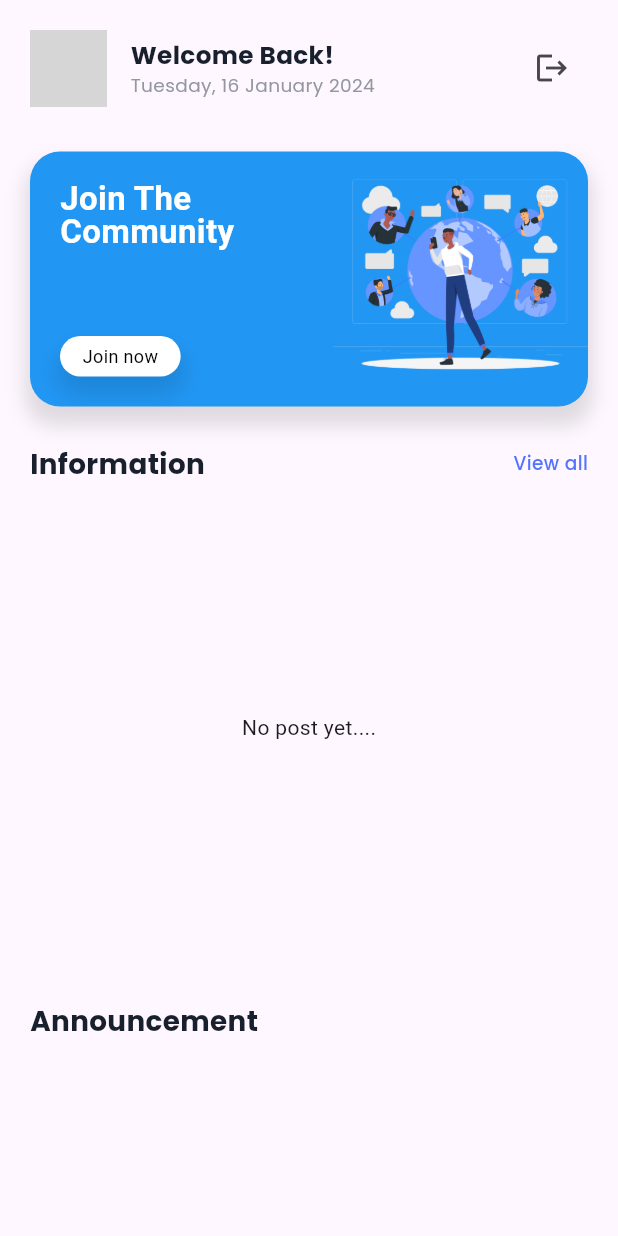
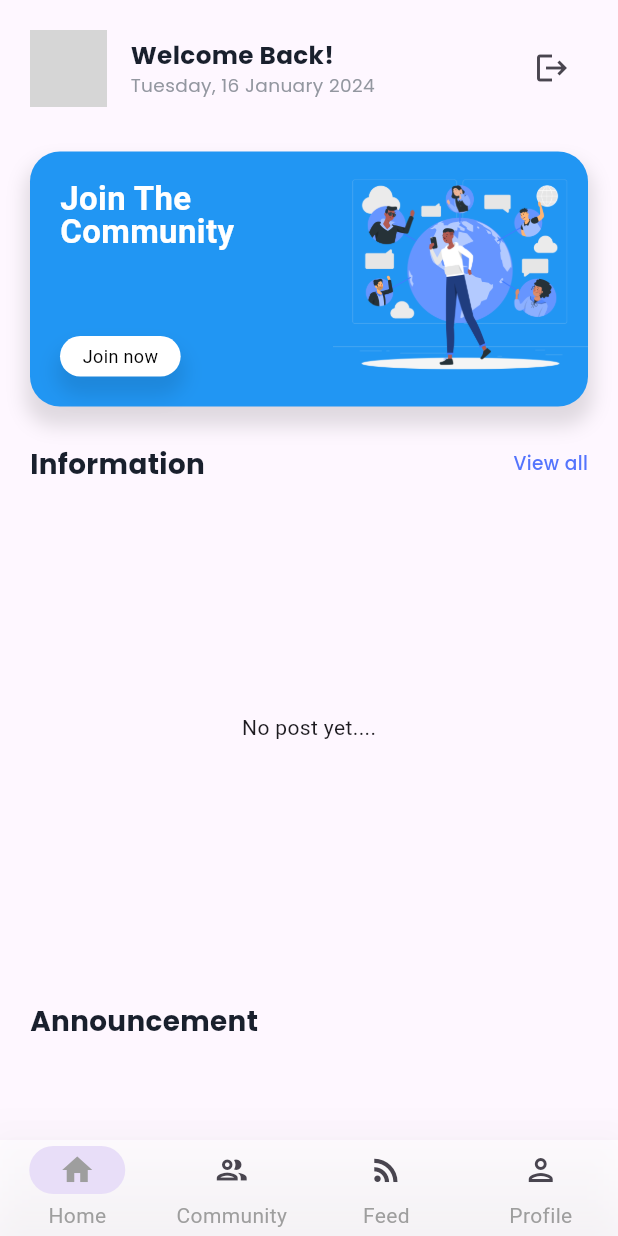
Before and after one commit to absrdprogrammer/kampus_connect, a Flutter app: the screen it shows once a user with an empty profile is signed in, on a phone screen of 412 x 824 dp. Run offline on Flutter 3.47's test engine with Material 3 defaults, Android fonts, the light colour scheme and no system bars; our stand-ins replace carousel_slider, cloud_firestore, firebase_auth, firebase_core, firebase_messaging, firebase_storage and 7 more; missing offline and left inert: intro_screen_onboarding_flutter; accounts and stored records are empty; network calls fail; grey boxes are pictures that could not be loaded.

Commit message:
add navbar

```diff
--- a/lib/pages/home_screen.dart
+++ b/lib/pages/home_screen.dart
@@ -80,13 +80,66 @@ class _InformationPageState extends State<InformationPage> {
     super.initState();
   }
 
+  int _currentPageIndex = 0;
+
   @override
   Widget build(BuildContext context) {
     return MaterialApp(
       debugShowCheckedModeBanner: false,
       home: Scaffold(
           backgroundColor: kLighterWhite,
-          body: const HomePage(),
+          bottomNavigationBar: NavigationBarTheme(
+            data: NavigationBarThemeData(
+              labelTextStyle: MaterialStateProperty.resolveWith<TextStyle>(
+                  (Set<MaterialState> states) =>
+                      const TextStyle(color: Colors.grey)),
+            ),
+            child: NavigationBar(
+              onDestinationSelected: (int index) {
+                setState(() {
+                  _currentPageIndex = index;
+                });
+              },
+              elevation: 32,
+              height: 64,
+              surfaceTintColor: Colors.white54,
+              backgroundColor: Colors.white54,
+              shadowColor: Colors.black,
+              selectedIndex: _currentPageIndex,
+              destinations: const <Widget>[
+                NavigationDestination(
+                  selectedIcon: Icon(Icons.home, color: Colors.grey),
+                  icon: Icon(Icons.home_outlined),
+                  label: 'Home',
+                ), NavigationDestination(
+                  selectedIcon: Icon(Icons.group, color: Colors.grey),
+                  icon: Icon(Icons.group_outlined),
+                  label: 'Community',
+                ),
+                NavigationDestination(
+                  selectedIcon: Icon(Icons.rss_feed, color: Colors.grey),
+                  icon: Icon(Icons.rss_feed_outlined),
+                  label: 'Feed',
+                ),
+                NavigationDestination(
+                  selectedIcon: Icon(Icons.person, color: Colors.grey),
+                  icon: Icon(Icons.person_outlined),
+                  label: 'Profile',
+                ),
+              ],
+            ),
+          ),
+          body: [
+          // Home
+          const HomePage(),
+          // Community
+          const SocialPage(),
+          // Feed
+          InformationListPage(isAdmin: isAdmin),
+          // Profile
+          const SocialPage()
+        ][_currentPageIndex],
+        extendBody: true,
           // bottomNavigationBar: BottomNavigationBar(
           //   elevation: 0,
           //   type: BottomNavigationBarType.fixed,
@@ -121,44 +174,7 @@ class _InformationPageState extends State<InformationPage> {
           //   currentIndex: _selectedIndex,
           //   onTap: _onItemTapped,
           // ),
-          floatingActionButton: Visibility(
-            visible: isAdmin,
-            child: SpeedDial(
-              animatedIcon: AnimatedIcons.menu_close,
-              children: [
-                SpeedDialChild(
-                  child: const Icon(Icons.newspaper),
-                  label: "Post Information",
-                  onTap: () {
-                    Navigator.push(context,
-                        MaterialPageRoute(builder: (context) => PostPage()));
-                  },
-                  labelStyle:
-                      const TextStyle(fontSize: 18, color: Colors.white),
-                  backgroundColor: Colors.green,
-                  foregroundColor: Colors.white,
-                  labelBackgroundColor: Colors.green,
-                ),
-                SpeedDialChild(
-                  child: const Icon(Icons.info),
-                  label: "Post Announcement",
-                  onTap: () => showModalBottomSheet(
-                    isScrollControlled: true,
-                    shape: RoundedRectangleBorder(
-                      borderRadius: BorderRadius.circular(16),
-                    ),
-                    context: context,
-                    builder: (context) => AddAnnouncement(),
-                  ),
-                  labelStyle:
-                      const TextStyle(fontSize: 18, color: Colors.white),
-                  backgroundColor: Colors.red,
-                  foregroundColor: Colors.white,
-                  labelBackgroundColor: Colors.red,
-                ),
-              ],
-            ),
-          )),
+          ),
     );
   }
 }
--- a/lib/widgets/announcement_modal.dart
+++ b/lib/widgets/announcement_modal.dart
@@ -141,7 +141,8 @@ class _AddNewpostState extends State<AddAnnouncement> {
                     onPressed: () {
                       Navigator.of(context).pop();
                     },
-                    child: const Text('Cancel'),
+                    child: const Text('Cancel'
+                    ),
                   ),
                 ),
                 const Gap(20),
```
